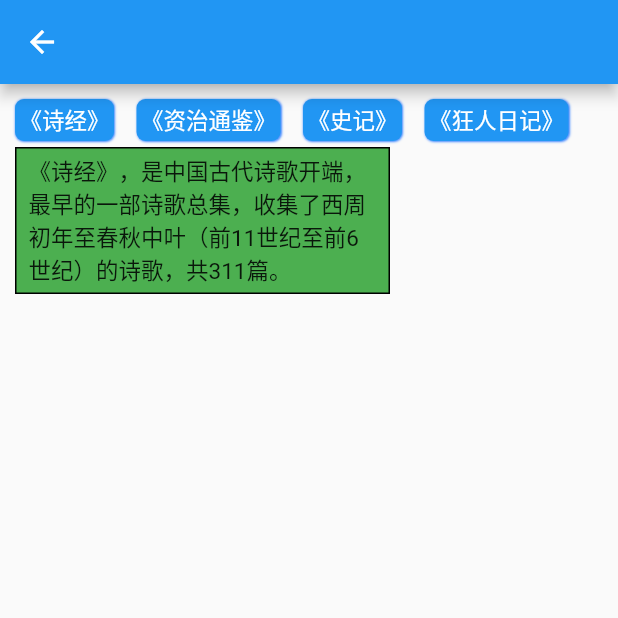
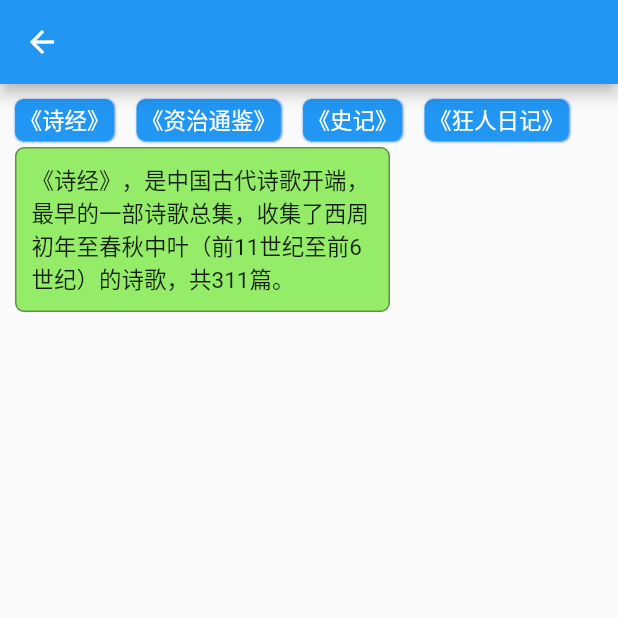
Before and after one commit to DaoSuper/flutter_booklet, a Flutter app: the OverlayDemo screen opened directly, after a tap on "《诗经》", on a phone screen of 412 x 824 dp, the top half of it. Run offline on Flutter 3.47's test engine with Material 2 defaults, Android fonts, the phone set to English and light mode, and no system bars; our stand-ins replace flutter_bloc; missing offline and left inert: flex_color_picker; generated files the repository leaves out were written again.

Commit message:
overlay使用

```diff
--- /dev/null
+++ b/lib/pages/ilayout/13_overlay/alertable.dart
@@ -0,0 +1,147 @@
+
+import 'package:flutter/material.dart';
+
+class Alertable extends StatefulWidget {
+  final Widget content;
+  final Widget alertContent;
+
+  const Alertable({super.key, required this.content, required this.alertContent});
+
+  @override
+  State<Alertable> createState() => _AlertableState();
+}
+
+class _AlertableState extends State<Alertable>
+    with SingleTickerProviderStateMixin{
+  OverlayEntry? _entry;
+
+  static const Duration _fadeInDuration = Duration(milliseconds: 150);
+  static const Duration _fadeOutDuration = Duration(milliseconds: 75);
+  late AnimationController _controller;
+
+  @override
+  void initState() {
+    _controller = AnimationController(
+      vsync: this,
+      duration: _fadeInDuration,
+      reverseDuration: _fadeOutDuration
+    )..addStatusListener((status) {
+      if (status == AnimationStatus.dismissed && _entry != null) {
+        removeEntry();
+      }
+    });
+    super.initState();
+  }
+
+  @override
+  void dispose() {
+    _controller.dispose();
+    super.dispose();
+  }
+
+  @override
+  Widget build(BuildContext context) {
+    return GestureDetector(
+      onTap: () => _onTapItem(),
+      child: widget.content,
+    );
+  }
+
+  void _onTapItem() {
+    _createNewEntry();
+    _controller.forward();
+  }
+
+  void _createNewEntry() {
+    Size targetSize = Size.zero;
+    Offset targetOffset = Offset.zero;
+
+    RenderObject? renderObject = context.findRenderObject();
+
+    const double boxWidth = 250;
+    const double marginTop = 4;
+    final EdgeInsets padding = EdgeInsets.symmetric(horizontal: 8, vertical: 4);
+
+    double spineOffset = (boxWidth - 6) / 2;
+    double winWidth = MediaQuery.of(context).size.width;
+    // 获取点击目标尺寸、偏移信息
+    if(renderObject != null && renderObject is RenderBox) {
+      targetSize = renderObject.size;
+      Offset offset = Offset(
+        targetSize.width / 2 - boxWidth / 2,
+        targetSize.height + marginTop
+      );
+      Offset topLeftOffset = renderObject.localToGlobal(Offset.zero);
+
+      //校验是否左侧越界
+      bool outLeft = topLeftOffset.dx + targetSize.width / 2 < boxWidth / 2;
+      bool outRight = topLeftOffset.dx + targetSize.width / 2 + boxWidth / 2 > winWidth;
+      if(outLeft) {
+        targetOffset = Offset(
+          topLeftOffset.dx,
+          topLeftOffset.dy + offset.dy
+        );
+        spineOffset = (targetSize.width - 6) / 2;
+      } else if (outRight) {
+        targetOffset = Offset(
+          topLeftOffset.dx - boxWidth + targetSize.width,
+          topLeftOffset.dy + offset.dy,
+        );
+        spineOffset = boxWidth - (targetSize.width + 6) / 2;
+      } else {
+        targetOffset = topLeftOffset + offset;
+      }
+    }
+
+    //获取OverlaState
+    final OverlayState overlayState = Overlay.of(context);
+
+    _entry = OverlayEntry(
+      builder: (BuildContext context) => FadeTransition(
+        opacity: _controller,
+        child: Material(
+        color: Colors.transparent,
+          child: GestureDetector(
+            behavior: HitTestBehavior.opaque,
+            onTap: hide,
+            child: Stack(
+              children: [
+                Positioned(
+                  width: boxWidth,
+                  left: targetOffset.dx,
+                  top: targetOffset.dy,
+                  child: GestureDetector(
+                    onTap: hide,
+                    child: Container(
+                      padding: const EdgeInsets.all(10),
+                      decoration: BoxDecoration(
+                        color: const Color(0xff95EC69),
+                        border: Border.all(color: Colors.black38),
+                        borderRadius: BorderRadius.circular(6)
+                      ),
+                      child: widget.alertContent,
+                    ),
+                  )
+                )
+              ],
+            ),
+          ),
+        ),
+      )
+    );
+    overlayState.insert(_entry!);
+  }
+
+  void hide() {
+    if(_entry != null) {
+      _controller.reverse();
+    }
+  }
+
+  void removeEntry() {
+    if(_entry != null) {
+      _entry!.remove();
+      _entry == null;
+    }
+  }
+}
--- a/lib/pages/ilayout/13_overlay/overlay_demo.dart
+++ b/lib/pages/ilayout/13_overlay/overlay_demo.dart
@@ -1,4 +1,6 @@
 import 'package:flutter/material.dart';
+
+import 'alertable.dart';
 
 class OverlayDemo extends StatefulWidget {
   const OverlayDemo({Key? key}) : super(key: key);
@@ -64,139 +66,3 @@
         ));
   }
 }
-
-class Alertable extends StatefulWidget {
-  final Widget content;
-  final Widget alertContent;
-
-  const Alertable({Key? key, required this.content, required this.alertContent})
-      : super(key: key);
-
-  @override
-  _AlertableState createState() => _AlertableState();
-}
-
-class _AlertableState extends State<Alertable>
-    with SingleTickerProviderStateMixin {
-  OverlayEntry? _entry;
-  static const Duration _fadeInDuration = Duration(milliseconds: 150);
-  static const Duration _fadeOutDuration = Duration(milliseconds: 75);
-  late AnimationController _controller;
-
-  @override
-  void initState() {
-    super.initState();
-    _controller = AnimationController(
-      duration: _fadeInDuration,
-      reverseDuration: _fadeOutDuration,
-      vsync: this,
-    )..addStatusListener(_handleStatusChanged);
-  }
-
-  void _handleStatusChanged(AnimationStatus status) {
-    if (status == AnimationStatus.dismissed && _entry != null) {
-      removeEntry();
-    }
-  }
-
-  @override
-  Widget build(BuildContext context) {
-    return GestureDetector(
-      onTap: () => _onTapItem(),
-      child: widget.content,
-    );
-  }
-
-  void _onTapItem() {
-    _createNewEntry();
-    _controller.forward();
-  }
-
-  void _createNewEntry() {
-    Size targetSize = Size.zero;
-    Offset targetOffset = Offset.zero;
-    RenderObject? renderObject = context.findRenderObject();
-    final double boxWidth = 250;
-    final double marginTop = 4;
-    final EdgeInsets padding = EdgeInsets.symmetric(horizontal: 8, vertical: 4);
-
-    double spineOffset = (boxWidth - 6) / 2;
-    double winWidth = MediaQuery.of(context).size.width;
-    // 获取点击目标尺寸、偏移信息
-    if (renderObject != null && renderObject is RenderBox) {
-      targetSize = renderObject.size;
-      Offset offset = Offset(
-          targetSize.width / 2 - boxWidth / 2, targetSize.height + marginTop);
-      Offset topLeftOffset = renderObject.localToGlobal(Offset.zero);
-      // 校验是否左侧越界
-      bool outLeft = topLeftOffset.dx + targetSize.width / 2 < boxWidth / 2;
-      bool outRight =
-          topLeftOffset.dx + targetSize.width / 2 + boxWidth / 2 > winWidth;
-      if (outLeft) {
-        targetOffset = Offset(
-          topLeftOffset.dx,
-          topLeftOffset.dy + offset.dy,
-        );
-        spineOffset = (targetSize.width - 6) / 2;
-      } else if (outRight) {
-        targetOffset = Offset(
-          topLeftOffset.dx - boxWidth + targetSize.width,
-          topLeftOffset.dy + offset.dy,
-        );
-        spineOffset = boxWidth - (targetSize.width + 6) / 2;
-      } else {
-        targetOffset = topLeftOffset + offset;
-      }
-    }
-
-    // 获取 OverlayState
-    final OverlayState? overlayState = Overlay.of(context);
-    if (overlayState == null) return;
-
-    _entry = OverlayEntry(
-        builder: (BuildContext context) => FadeTransition(
-              opacity: _controller,
-              child: Material(
-                color: Colors.transparent,
-                child: GestureDetector(
-                  behavior: HitTestBehavior.opaque,
-                  onTap: hide,
-                  child: Stack(
-                    children: [
-                      Positioned(
-                        width: boxWidth,
-                        left: targetOffset.dx,
-                        top: targetOffset.dy,
-                        child: GestureDetector(
-                          onTap: hide,
-                          child: Container(
-                            padding: padding,
-                            decoration: BoxDecoration(
-                              color: Colors.green,
-                              border: Border.all()
-                            ),
-                            child: widget.alertContent,
-                          ),
-                        ),
-                      ),
-                    ],
-                  ),
-                ),
-              ),
-            ));
-    overlayState.insert(_entry!);
-  }
-
-  void hide() {
-    if (_entry != null) {
-      _controller.reverse();
-    }
-  }
-
-  void removeEntry() {
-    if (_entry != null) {
-      _entry!.remove();
-      _entry = null;
-    }
-  }
-}
```
